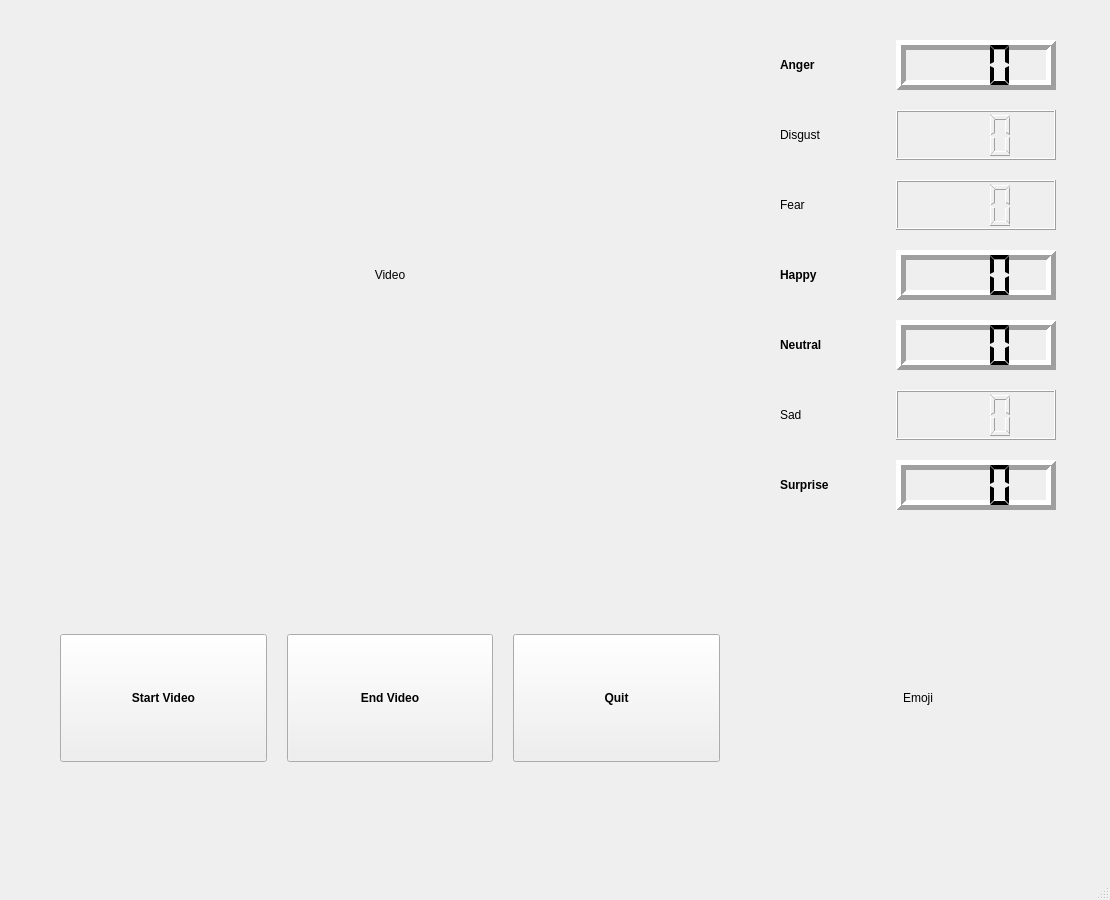
Above: Demo Term 3/userinterface.ui from tsweedie/Final before the change. Below: the same form after it.
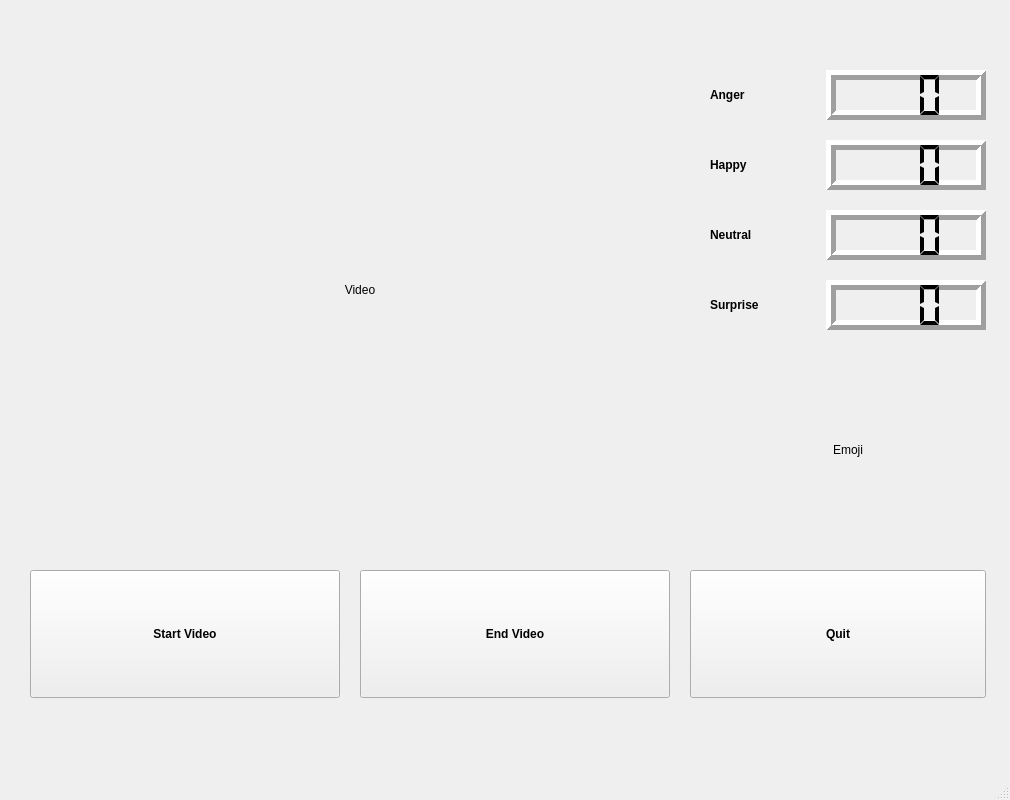
That is the form after the change. Icons and pictures are not drawn.

What changed in the file:
```diff
--- a/Demo Term 3/userinterface.ui
+++ b/Demo Term 3/userinterface.ui
@@ -6,8 +6,8 @@
    <rect>
     <x>0</x>
     <y>0</y>
-    <width>1110</width>
-    <height>900</height>
+    <width>1010</width>
+    <height>800</height>
    </rect>
   </property>
   <property name="sizePolicy">
@@ -18,8 +18,8 @@
   </property>
   <property name="minimumSize">
    <size>
-    <width>1110</width>
-    <height>900</height>
+    <width>1010</width>
+    <height>800</height>
    </size>
   </property>
   <property name="cursor">
@@ -39,13 +39,13 @@
    <widget class="QWidget" name="gridLayoutWidget">
     <property name="geometry">
      <rect>
-      <x>40</x>
-      <y>20</y>
-      <width>1036</width>
-      <height>866</height>
+      <x>10</x>
+      <y>10</y>
+      <width>996</width>
+      <height>784</height>
      </rect>
     </property>
-    <layout class="QGridLayout" name="gridLayout" rowstretch="0,0,0,0,0,0,0,0,0,0" columnstretch="0,0,0,0,0,0">
+    <layout class="QGridLayout" name="gridLayout" rowstretch="0,0,0,0,0,0,0,0" columnstretch="0,0,0,0,0">
      <property name="sizeConstraint">
       <enum>QLayout::SetFixedSize</enum>
      </property>
@@ -55,32 +55,7 @@
      <property name="spacing">
       <number>20</number>
      </property>
-     <item row="5" column="5">
-      <widget class="QLCDNumber" name="lcd6">
-       <property name="sizePolicy">
-        <sizepolicy hsizetype="MinimumExpanding" vsizetype="MinimumExpanding">
-         <horstretch>0</horstretch>
-         <verstretch>0</verstretch>
-        </sizepolicy>
-       </property>
-       <property name="minimumSize">
-        <size>
-         <width>160</width>
-         <height>50</height>
-        </size>
-       </property>
-       <property name="numDigits">
-        <number>3</number>
-       </property>
-       <property name="segmentStyle">
-        <enum>QLCDNumber::Outline</enum>
-       </property>
-       <property name="value" stdset="0">
-        <double>0.000000000000000</double>
-       </property>
-      </widget>
-     </item>
-     <item row="9" column="0" colspan="6">
+     <item row="7" column="0" colspan="5">
       <spacer name="horizontalSpacer_2">
        <property name="orientation">
         <enum>Qt::Horizontal</enum>
@@ -93,7 +68,41 @@
        </property>
       </spacer>
      </item>
-     <item row="8" column="1">
+     <item row="6" column="0">
+      <widget class="QPushButton" name="startVideoButton">
+       <property name="sizePolicy">
+        <sizepolicy hsizetype="MinimumExpanding" vsizetype="Fixed">
+         <horstretch>0</horstretch>
+         <verstretch>0</verstretch>
+        </sizepolicy>
+       </property>
+       <property name="minimumSize">
+        <size>
+         <width>100</width>
+         <height>128</height>
+        </size>
+       </property>
+       <property name="font">
+        <font>
+         <weight>75</weight>
+         <bold>true</bold>
+        </font>
+       </property>
+       <property name="text">
+        <string>Start Video</string>
+       </property>
+       <property name="autoDefault">
+        <bool>false</bool>
+       </property>
+       <property name="default">
+        <bool>false</bool>
+       </property>
+       <property name="flat">
+        <bool>false</bool>
+       </property>
+      </widget>
+     </item>
+     <item row="6" column="1">
       <widget class="QPushButton" name="endVideoButton">
        <property name="sizePolicy">
         <sizepolicy hsizetype="MinimumExpanding" vsizetype="Fixed">
@@ -103,7 +112,7 @@
        </property>
        <property name="minimumSize">
         <size>
-         <width>120</width>
+         <width>100</width>
          <height>128</height>
         </size>
        </property>
@@ -118,33 +127,8 @@
        </property>
       </widget>
      </item>
-     <item row="8" column="2">
-      <widget class="QPushButton" name="quitVideoButton">
-       <property name="sizePolicy">
-        <sizepolicy hsizetype="MinimumExpanding" vsizetype="Fixed">
-         <horstretch>0</horstretch>
-         <verstretch>0</verstretch>
-        </sizepolicy>
-       </property>
-       <property name="minimumSize">
-        <size>
-         <width>120</width>
-         <height>128</height>
-        </size>
-       </property>
-       <property name="font">
-        <font>
-         <weight>75</weight>
-         <bold>true</bold>
-        </font>
-       </property>
-       <property name="text">
-        <string>Quit</string>
-       </property>
-      </widget>
-     </item>
-     <item row="6" column="4">
-      <widget class="QLabel" name="surpriseLabel">
+     <item row="0" column="0" rowspan="6" colspan="3">
+      <widget class="QLabel" name="videoLabel">
        <property name="sizePolicy">
         <sizepolicy hsizetype="MinimumExpanding" vsizetype="MinimumExpanding">
          <horstretch>0</horstretch>
@@ -153,22 +137,25 @@
        </property>
        <property name="minimumSize">
         <size>
-         <width>96</width>
-         <height>50</height>
+         <width>660</width>
+         <height>450</height>
         </size>
        </property>
-       <property name="font">
-        <font>
-         <weight>75</weight>
-         <bold>true</bold>
-        </font>
+       <property name="frameShape">
+        <enum>QFrame::NoFrame</enum>
+       </property>
+       <property name="lineWidth">
+        <number>1</number>
        </property>
        <property name="text">
-        <string>Surprise</string>
+        <string>Video</string>
+       </property>
+       <property name="alignment">
+        <set>Qt::AlignCenter</set>
        </property>
       </widget>
      </item>
-     <item row="8" column="4" colspan="2">
+     <item row="5" column="3" colspan="2">
       <widget class="QLabel" name="emojiLabel">
        <property name="sizePolicy">
         <sizepolicy hsizetype="MinimumExpanding" vsizetype="MinimumExpanding">
@@ -179,7 +166,7 @@
        <property name="minimumSize">
         <size>
          <width>256</width>
-         <height>256</height>
+         <height>200</height>
         </size>
        </property>
        <property name="autoFillBackground">
@@ -199,7 +186,63 @@
        </property>
       </widget>
      </item>
+     <item row="4" column="3">
+      <widget class="QLabel" name="surpriseLabel">
+       <property name="sizePolicy">
+        <sizepolicy hsizetype="MinimumExpanding" vsizetype="MinimumExpanding">
+         <horstretch>0</horstretch>
+         <verstretch>0</verstretch>
+        </sizepolicy>
+       </property>
+       <property name="minimumSize">
+        <size>
+         <width>96</width>
+         <height>50</height>
+        </size>
+       </property>
+       <property name="font">
+        <font>
+         <weight>75</weight>
+         <bold>true</bold>
+        </font>
+       </property>
+       <property name="text">
+        <string>Surprise</string>
+       </property>
+      </widget>
+     </item>
      <item row="4" column="4">
+      <widget class="QLCDNumber" name="lcd7">
+       <property name="sizePolicy">
+        <sizepolicy hsizetype="MinimumExpanding" vsizetype="MinimumExpanding">
+         <horstretch>0</horstretch>
+         <verstretch>0</verstretch>
+        </sizepolicy>
+       </property>
+       <property name="minimumSize">
+        <size>
+         <width>160</width>
+         <height>50</height>
+        </size>
+       </property>
+       <property name="lineWidth">
+        <number>5</number>
+       </property>
+       <property name="midLineWidth">
+        <number>0</number>
+       </property>
+       <property name="numDigits">
+        <number>3</number>
+       </property>
+       <property name="segmentStyle">
+        <enum>QLCDNumber::Flat</enum>
+       </property>
+       <property name="intValue" stdset="0">
+        <number>0</number>
+       </property>
+      </widget>
+     </item>
+     <item row="3" column="3">
       <widget class="QLabel" name="neutralLabel">
        <property name="sizePolicy">
         <sizepolicy hsizetype="MinimumExpanding" vsizetype="MinimumExpanding">
@@ -224,223 +267,7 @@
        </property>
       </widget>
      </item>
-     <item row="5" column="4">
-      <widget class="QLabel" name="sadLabel">
-       <property name="sizePolicy">
-        <sizepolicy hsizetype="MinimumExpanding" vsizetype="MinimumExpanding">
-         <horstretch>0</horstretch>
-         <verstretch>0</verstretch>
-        </sizepolicy>
-       </property>
-       <property name="minimumSize">
-        <size>
-         <width>96</width>
-         <height>50</height>
-        </size>
-       </property>
-       <property name="font">
-        <font>
-         <weight>50</weight>
-         <italic>false</italic>
-         <bold>false</bold>
-        </font>
-       </property>
-       <property name="text">
-        <string>Sad</string>
-       </property>
-      </widget>
-     </item>
-     <item row="7" column="0" colspan="3">
-      <spacer name="horizontalSpacer">
-       <property name="orientation">
-        <enum>Qt::Horizontal</enum>
-       </property>
-       <property name="sizeType">
-        <enum>QSizePolicy::MinimumExpanding</enum>
-       </property>
-       <property name="sizeHint" stdset="0">
-        <size>
-         <width>40</width>
-         <height>20</height>
-        </size>
-       </property>
-      </spacer>
-     </item>
-     <item row="0" column="0" rowspan="7" colspan="3">
-      <widget class="QLabel" name="videoLabel">
-       <property name="sizePolicy">
-        <sizepolicy hsizetype="MinimumExpanding" vsizetype="MinimumExpanding">
-         <horstretch>0</horstretch>
-         <verstretch>0</verstretch>
-        </sizepolicy>
-       </property>
-       <property name="minimumSize">
-        <size>
-         <width>660</width>
-         <height>450</height>
-        </size>
-       </property>
-       <property name="frameShape">
-        <enum>QFrame::NoFrame</enum>
-       </property>
-       <property name="lineWidth">
-        <number>1</number>
-       </property>
-       <property name="text">
-        <string>Video</string>
-       </property>
-       <property name="alignment">
-        <set>Qt::AlignCenter</set>
-       </property>
-      </widget>
-     </item>
-     <item row="0" column="5">
-      <widget class="QLCDNumber" name="lcd1">
-       <property name="sizePolicy">
-        <sizepolicy hsizetype="MinimumExpanding" vsizetype="MinimumExpanding">
-         <horstretch>0</horstretch>
-         <verstretch>0</verstretch>
-        </sizepolicy>
-       </property>
-       <property name="minimumSize">
-        <size>
-         <width>160</width>
-         <height>50</height>
-        </size>
-       </property>
-       <property name="frameShadow">
-        <enum>QFrame::Raised</enum>
-       </property>
-       <property name="lineWidth">
-        <number>5</number>
-       </property>
-       <property name="smallDecimalPoint">
-        <bool>false</bool>
-       </property>
-       <property name="numDigits">
-        <number>3</number>
-       </property>
-       <property name="segmentStyle">
-        <enum>QLCDNumber::Flat</enum>
-       </property>
-      </widget>
-     </item>
-     <item row="2" column="5">
-      <widget class="QLCDNumber" name="lcd3">
-       <property name="sizePolicy">
-        <sizepolicy hsizetype="MinimumExpanding" vsizetype="MinimumExpanding">
-         <horstretch>0</horstretch>
-         <verstretch>0</verstretch>
-        </sizepolicy>
-       </property>
-       <property name="minimumSize">
-        <size>
-         <width>160</width>
-         <height>50</height>
-        </size>
-       </property>
-       <property name="lineWidth">
-        <number>1</number>
-       </property>
-       <property name="numDigits">
-        <number>3</number>
-       </property>
-       <property name="segmentStyle">
-        <enum>QLCDNumber::Outline</enum>
-       </property>
-       <property name="value" stdset="0">
-        <double>0.000000000000000</double>
-       </property>
-      </widget>
-     </item>
-     <item row="3" column="5">
-      <widget class="QLCDNumber" name="lcd4">
-       <property name="sizePolicy">
-        <sizepolicy hsizetype="MinimumExpanding" vsizetype="MinimumExpanding">
-         <horstretch>0</horstretch>
-         <verstretch>0</verstretch>
-        </sizepolicy>
-       </property>
-       <property name="minimumSize">
-        <size>
-         <width>160</width>
-         <height>50</height>
-        </size>
-       </property>
-       <property name="lineWidth">
-        <number>5</number>
-       </property>
-       <property name="numDigits">
-        <number>3</number>
-       </property>
-       <property name="segmentStyle">
-        <enum>QLCDNumber::Flat</enum>
-       </property>
-      </widget>
-     </item>
-     <item row="4" column="5">
-      <widget class="QLCDNumber" name="lcd5">
-       <property name="sizePolicy">
-        <sizepolicy hsizetype="MinimumExpanding" vsizetype="MinimumExpanding">
-         <horstretch>0</horstretch>
-         <verstretch>0</verstretch>
-        </sizepolicy>
-       </property>
-       <property name="minimumSize">
-        <size>
-         <width>160</width>
-         <height>50</height>
-        </size>
-       </property>
-       <property name="lineWidth">
-        <number>5</number>
-       </property>
-       <property name="midLineWidth">
-        <number>0</number>
-       </property>
-       <property name="numDigits">
-        <number>3</number>
-       </property>
-       <property name="mode">
-        <enum>QLCDNumber::Dec</enum>
-       </property>
-       <property name="segmentStyle">
-        <enum>QLCDNumber::Flat</enum>
-       </property>
-      </widget>
-     </item>
-     <item row="1" column="5">
-      <widget class="QLCDNumber" name="lcd2">
-       <property name="sizePolicy">
-        <sizepolicy hsizetype="MinimumExpanding" vsizetype="MinimumExpanding">
-         <horstretch>0</horstretch>
-         <verstretch>0</verstretch>
-        </sizepolicy>
-       </property>
-       <property name="minimumSize">
-        <size>
-         <width>160</width>
-         <height>50</height>
-        </size>
-       </property>
-       <property name="frameShadow">
-        <enum>QFrame::Raised</enum>
-       </property>
-       <property name="lineWidth">
-        <number>1</number>
-       </property>
-       <property name="numDigits">
-        <number>3</number>
-       </property>
-       <property name="segmentStyle">
-        <enum>QLCDNumber::Outline</enum>
-       </property>
-       <property name="value" stdset="0">
-        <double>0.000000000000000</double>
-       </property>
-      </widget>
-     </item>
-     <item row="3" column="4">
+     <item row="2" column="3">
       <widget class="QLabel" name="happyLabel">
        <property name="sizePolicy">
         <sizepolicy hsizetype="MinimumExpanding" vsizetype="MinimumExpanding">
@@ -465,97 +292,7 @@
        </property>
       </widget>
      </item>
-     <item row="6" column="5">
-      <widget class="QLCDNumber" name="lcd7">
-       <property name="sizePolicy">
-        <sizepolicy hsizetype="MinimumExpanding" vsizetype="MinimumExpanding">
-         <horstretch>0</horstretch>
-         <verstretch>0</verstretch>
-        </sizepolicy>
-       </property>
-       <property name="minimumSize">
-        <size>
-         <width>160</width>
-         <height>50</height>
-        </size>
-       </property>
-       <property name="lineWidth">
-        <number>5</number>
-       </property>
-       <property name="midLineWidth">
-        <number>0</number>
-       </property>
-       <property name="numDigits">
-        <number>3</number>
-       </property>
-       <property name="segmentStyle">
-        <enum>QLCDNumber::Flat</enum>
-       </property>
-       <property name="intValue" stdset="0">
-        <number>0</number>
-       </property>
-      </widget>
-     </item>
-     <item row="8" column="0">
-      <widget class="QPushButton" name="startVideoButton">
-       <property name="sizePolicy">
-        <sizepolicy hsizetype="MinimumExpanding" vsizetype="Fixed">
-         <horstretch>0</horstretch>
-         <verstretch>0</verstretch>
-        </sizepolicy>
-       </property>
-       <property name="minimumSize">
-        <size>
-         <width>120</width>
-         <height>128</height>
-        </size>
-       </property>
-       <property name="font">
-        <font>
-         <weight>75</weight>
-         <bold>true</bold>
-        </font>
-       </property>
-       <property name="text">
-        <string>Start Video</string>
-       </property>
-       <property name="autoDefault">
-        <bool>false</bool>
-       </property>
-       <property name="default">
-        <bool>false</bool>
-       </property>
-       <property name="flat">
-        <bool>false</bool>
-       </property>
-      </widget>
-     </item>
-     <item row="2" column="4">
-      <widget class="QLabel" name="fearLabel">
-       <property name="sizePolicy">
-        <sizepolicy hsizetype="MinimumExpanding" vsizetype="MinimumExpanding">
-         <horstretch>0</horstretch>
-         <verstretch>0</verstretch>
-        </sizepolicy>
-       </property>
-       <property name="minimumSize">
-        <size>
-         <width>96</width>
-         <height>50</height>
-        </size>
-       </property>
-       <property name="font">
-        <font>
-         <weight>50</weight>
-         <bold>false</bold>
-        </font>
-       </property>
-       <property name="text">
-        <string>Fear</string>
-       </property>
-      </widget>
-     </item>
-     <item row="0" column="4">
+     <item row="1" column="3">
       <widget class="QLabel" name="angerLabel">
        <property name="sizePolicy">
         <sizepolicy hsizetype="MinimumExpanding" vsizetype="MinimumExpanding">
@@ -580,8 +317,64 @@
        </property>
       </widget>
      </item>
+     <item row="3" column="4">
+      <widget class="QLCDNumber" name="lcd5">
+       <property name="sizePolicy">
+        <sizepolicy hsizetype="MinimumExpanding" vsizetype="MinimumExpanding">
+         <horstretch>0</horstretch>
+         <verstretch>0</verstretch>
+        </sizepolicy>
+       </property>
+       <property name="minimumSize">
+        <size>
+         <width>160</width>
+         <height>50</height>
+        </size>
+       </property>
+       <property name="lineWidth">
+        <number>5</number>
+       </property>
+       <property name="midLineWidth">
+        <number>0</number>
+       </property>
+       <property name="numDigits">
+        <number>3</number>
+       </property>
+       <property name="mode">
+        <enum>QLCDNumber::Dec</enum>
+       </property>
+       <property name="segmentStyle">
+        <enum>QLCDNumber::Flat</enum>
+       </property>
+      </widget>
+     </item>
+     <item row="2" column="4">
+      <widget class="QLCDNumber" name="lcd4">
+       <property name="sizePolicy">
+        <sizepolicy hsizetype="MinimumExpanding" vsizetype="MinimumExpanding">
+         <horstretch>0</horstretch>
+         <verstretch>0</verstretch>
+        </sizepolicy>
+       </property>
+       <property name="minimumSize">
+        <size>
+         <width>160</width>
+         <height>50</height>
+        </size>
+       </property>
+       <property name="lineWidth">
+        <number>5</number>
+       </property>
+       <property name="numDigits">
+        <number>3</number>
+       </property>
+       <property name="segmentStyle">
+        <enum>QLCDNumber::Flat</enum>
+       </property>
+      </widget>
+     </item>
      <item row="1" column="4">
-      <widget class="QLabel" name="disgustLabel">
+      <widget class="QLCDNumber" name="lcd1">
        <property name="sizePolicy">
         <sizepolicy hsizetype="MinimumExpanding" vsizetype="MinimumExpanding">
          <horstretch>0</horstretch>
@@ -590,33 +383,61 @@
        </property>
        <property name="minimumSize">
         <size>
-         <width>96</width>
+         <width>160</width>
          <height>50</height>
         </size>
        </property>
+       <property name="frameShadow">
+        <enum>QFrame::Raised</enum>
+       </property>
+       <property name="lineWidth">
+        <number>5</number>
+       </property>
+       <property name="smallDecimalPoint">
+        <bool>false</bool>
+       </property>
+       <property name="numDigits">
+        <number>3</number>
+       </property>
+       <property name="segmentStyle">
+        <enum>QLCDNumber::Flat</enum>
+       </property>
+      </widget>
+     </item>
+     <item row="6" column="2" colspan="3">
+      <widget class="QPushButton" name="quitVideoButton">
+       <property name="sizePolicy">
+        <sizepolicy hsizetype="MinimumExpanding" vsizetype="Fixed">
+         <horstretch>0</horstretch>
+         <verstretch>0</verstretch>
+        </sizepolicy>
+       </property>
+       <property name="minimumSize">
+        <size>
+         <width>100</width>
+         <height>128</height>
+        </size>
+       </property>
        <property name="font">
         <font>
-         <weight>50</weight>
-         <bold>false</bold>
+         <weight>75</weight>
+         <bold>true</bold>
         </font>
        </property>
        <property name="text">
-        <string>Disgust</string>
+        <string>Quit</string>
        </property>
       </widget>
      </item>
-     <item row="0" column="3" rowspan="9">
-      <spacer name="verticalSpacer">
+     <item row="0" column="3" colspan="2">
+      <spacer name="horizontalSpacer">
        <property name="orientation">
-        <enum>Qt::Vertical</enum>
-       </property>
-       <property name="sizeType">
-        <enum>QSizePolicy::MinimumExpanding</enum>
+        <enum>Qt::Horizontal</enum>
        </property>
        <property name="sizeHint" stdset="0">
         <size>
-         <width>20</width>
-         <height>40</height>
+         <width>40</width>
+         <height>20</height>
         </size>
        </property>
       </spacer>
```
